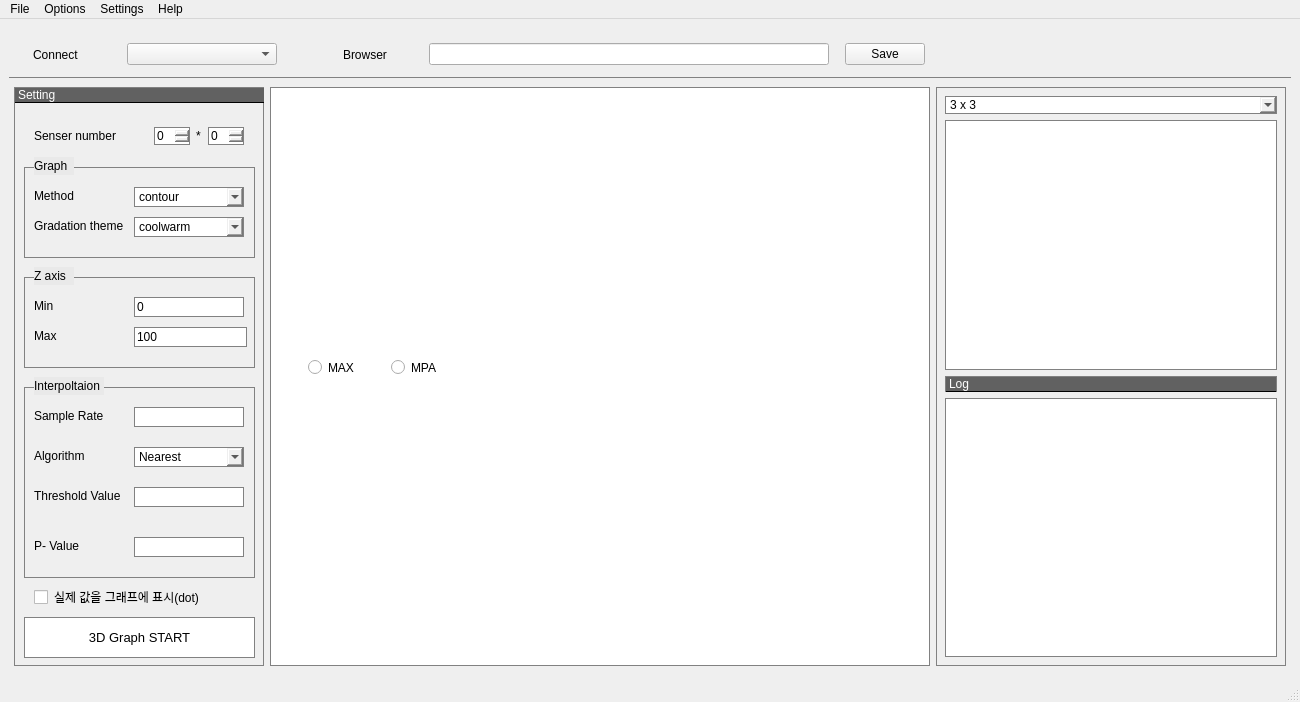
First picture: the form in ui_Files/PMPS.ui, repository sujin16/PMASProject, before the edit.
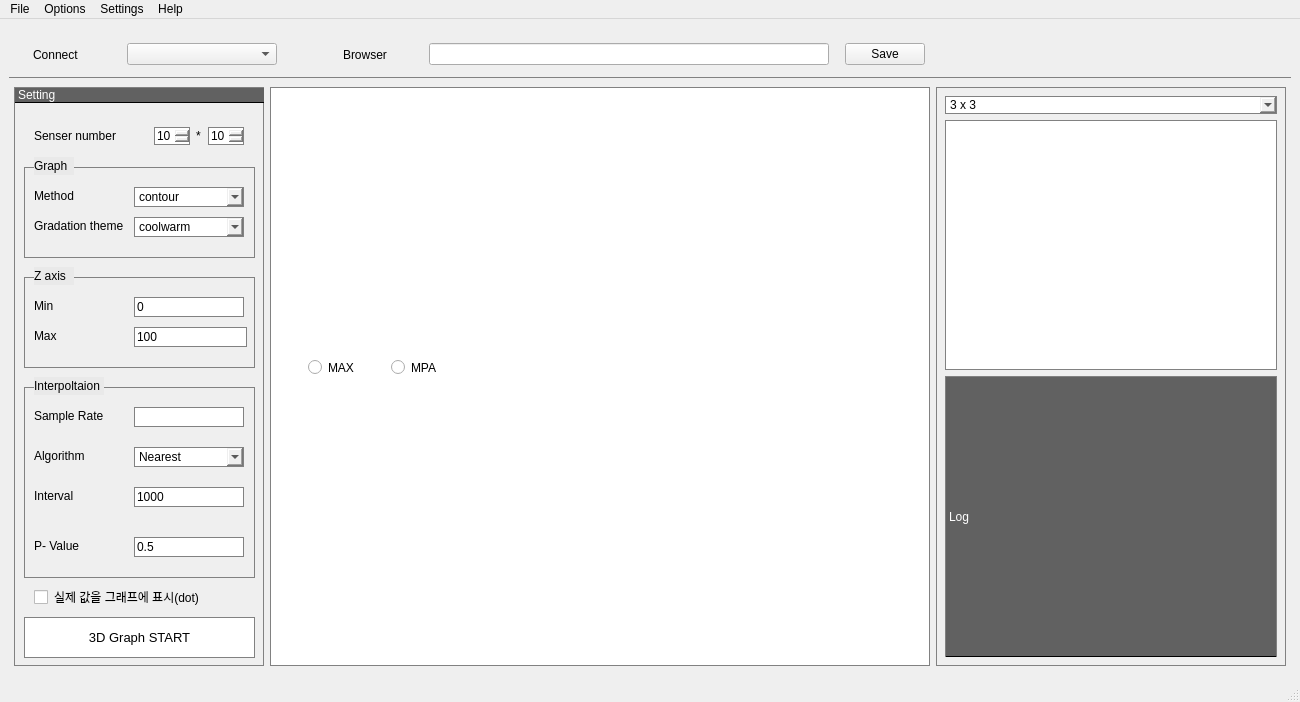
Second picture: the form after the edit.

Diff of the .ui file:
```diff
--- a/ui_Files/PMPS.ui
+++ b/ui_Files/PMPS.ui
@@ -555,6 +555,9 @@
             <height>18</height>
            </rect>
           </property>
+          <property name="value">
+           <number>10</number>
+          </property>
          </widget>
          <widget class="QLabel" name="senser_number_label_2">
           <property name="enabled">
@@ -588,6 +591,9 @@
             <height>18</height>
            </rect>
           </property>
+          <property name="value">
+           <number>10</number>
+          </property>
          </widget>
          <widget class="QLabel" name="senser_number_label">
           <property name="enabled">
@@ -926,6 +932,9 @@
              <height>20</height>
             </size>
            </property>
+           <property name="text">
+            <string>1000</string>
+           </property>
           </widget>
           <widget class="QLabel" name="method_label_4">
            <property name="enabled">
@@ -944,7 +953,7 @@
 </string>
            </property>
            <property name="text">
-            <string>Threshold Value</string>
+            <string>Interval</string>
            </property>
           </widget>
           <widget class="QLabel" name="method_label_5">
@@ -991,6 +1000,9 @@
              <height>20</height>
             </size>
            </property>
+           <property name="text">
+            <string>0.5</string>
+           </property>
           </widget>
          </widget>
          <widget class="QCheckBox" name="dot_checkBox">
@@ -1261,13 +1273,6 @@
             </property>
            </widget>
           </item>
-          <item>
-           <widget class="QPlainTextEdit" name="log_plainTextEdit">
-            <property name="readOnly">
-             <bool>true</bool>
-            </property>
-           </widget>
-          </item>
          </layout>
         </widget>
        </item>
```
Left out of the diff: 2 changed lines with no effect on the pictures.
